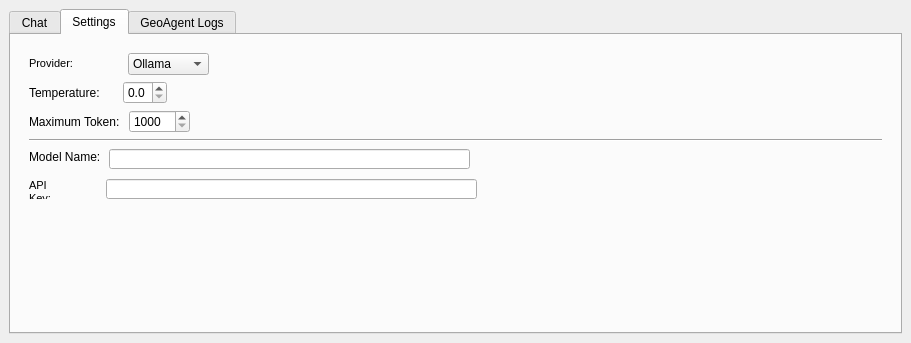
iamtekson/GeoAgent, file dialogs/geo_agent_dialog_base.ui: the form before one commit.
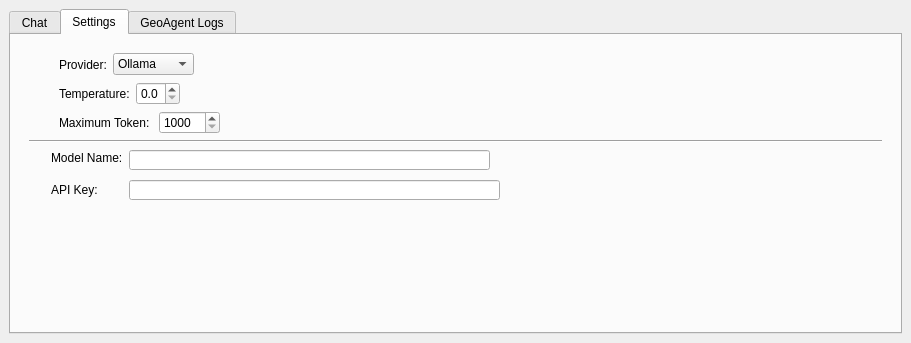
The form after the commit. The open tabs and pages were chosen to show the change. Custom widgets are drawn as their Qt base class.

Commit message: add info icons with tooltips and improve UI; close #16

Diff of the .ui file:
```diff
--- a/dialogs/geo_agent_dialog_base.ui
+++ b/dialogs/geo_agent_dialog_base.ui
@@ -194,41 +194,37 @@
           <layout class="QVBoxLayout" name="verticalLayout_2">
            <item>
             <layout class="QHBoxLayout" name="horizontalLayout_6">
+             <item>
+              <widget class="QToolButton" name="info_provider">
+               <property name="toolTip">
+                <string>Choose a LLM backend to run your workflow.</string>
+               </property>
+               <property name="text">
+                <string/>
+               </property>
+               <property name="autoRaise">
+                <bool>true</bool>
+               </property>
+              </widget>
+             </item>
              <item>
               <widget class="QLabel" name="label_7">
                <property name="toolTip">
                 <string>The model which will generate the completion.</string>
                </property>
                <property name="text">
-                <string>&lt;!DOCTYPE HTML PUBLIC &quot;-//W3C//DTD HTML 4.0//EN&quot; &quot;http://www.w3.org/TR/REC-html40/strict.dtd&quot;&gt;
-&lt;html&gt;&lt;head&gt;&lt;meta name=&quot;qrichtext&quot; content=&quot;1&quot; /&gt;&lt;style type=&quot;text/css&quot;&gt;
-p, li { white-space: pre-wrap; }
-&lt;/style&gt;&lt;/head&gt;&lt;body style=&quot; font-family:'MS Shell Dlg 2'; font-size:8pt; font-weight:400; font-style:normal;&quot;&gt;
-&lt;p style=&quot; margin-top:0px; margin-bottom:0px; margin-left:0px; margin-right:0px; -qt-block-indent:0; text-indent:0px;&quot;&gt;Provider: &lt;/p&gt;&lt;/body&gt;&lt;/html&gt;</string>
+                <string>Provider:</string>
                </property>
                <property name="openExternalLinks">
                 <bool>true</bool>
                </property>
               </widget>
              </item>
-             <item>
-              <spacer name="horizontalSpacer_6">
-               <property name="orientation">
-                <enum>Qt::Horizontal</enum>
-               </property>
-               <property name="sizeType">
-                <enum>QSizePolicy::Minimum</enum>
-               </property>
-               <property name="sizeHint" stdset="0">
-                <size>
-                 <width>46</width>
-                 <height>20</height>
-                </size>
-               </property>
-              </spacer>
-             </item>
              <item>
               <widget class="QComboBox" name="model">
+               <property name="enabled">
+                <bool>true</bool>
+               </property>
                <property name="sizePolicy">
                 <sizepolicy hsizetype="Preferred" vsizetype="Fixed">
                  <horstretch>0</horstretch>
@@ -275,13 +271,26 @@
            </item>
            <item>
             <layout class="QHBoxLayout" name="horizontalLayout_4">
+             <item>
+              <widget class="QToolButton" name="info_temperature">
+               <property name="toolTip">
+                <string>Choose an appropriate temperature. Lower value produces more deterministic responses and higher value enables greater creativity and variability.</string>
+               </property>
+               <property name="text">
+                <string/>
+               </property>
+               <property name="autoRaise">
+                <bool>true</bool>
+               </property>
+              </widget>
+             </item>
              <item>
               <widget class="QLabel" name="label_5">
                <property name="toolTip">
                 <string>Controls randomness: Lowering results in less random completions. As the temperature approaches zero, the model will become deterministic and repetitive.</string>
                </property>
                <property name="text">
-                <string>Temperature:     </string>
+               <string>Temperature:</string>
                </property>
               </widget>
              </item>
@@ -315,6 +324,19 @@
            </item>
            <item>
             <layout class="QHBoxLayout" name="horizontalLayout_3">
+             <item>
+              <widget class="QToolButton" name="info_maximum_token">
+               <property name="toolTip">
+                <string>Choose the value for maximum token. The maximum token parameter defines the upper limit on the number of tokens (words, punctuation, or special characters) that can be generated in a single response.</string>
+               </property>
+               <property name="text">
+                <string/>
+               </property>
+               <property name="autoRaise">
+                <bool>true</bool>
+               </property>
+              </widget>
+             </item>
              <item>
               <widget class="QLabel" name="label_6">
                <property name="toolTip">
@@ -359,56 +381,29 @@
               <number>0</number>
              </property>
              <widget class="QWidget" name="page">
-              <widget class="QgsPasswordLineEdit" name="custom_apikey">
-               <property name="geometry">
-                <rect>
-                 <x>77</x>
-                 <y>40</y>
-                 <width>371</width>
-                 <height>20</height>
-                </rect>
-               </property>
-              </widget>
-              <widget class="QLabel" name="label_2">
+              <widget class="QToolButton" name="info_model_name">
                <property name="geometry">
                 <rect>
                  <x>0</x>
-                 <y>40</y>
-                 <width>42</width>
-                 <height>20</height>
+                 <y>10</y>
+                 <width>18</width>
+                 <height>18</height>
                 </rect>
                </property>
                <property name="toolTip">
                 <string>If you want, you can use your API key.</string>
                </property>
                <property name="text">
-                <string>&lt;!DOCTYPE HTML PUBLIC &quot;-//W3C//DTD HTML 4.0//EN&quot; &quot;http://www.w3.org/TR/REC-html40/strict.dtd&quot;&gt;
-&lt;html&gt;&lt;head&gt;&lt;meta name=&quot;qrichtext&quot; content=&quot;1&quot; /&gt;&lt;style type=&quot;text/css&quot;&gt;
-p, li { white-space: pre-wrap; }
-&lt;/style&gt;&lt;/head&gt;&lt;body style=&quot; font-family:'MS Shell Dlg 2'; font-size:8pt; font-weight:400; font-style:normal;&quot;&gt;
-&lt;p style=&quot; margin-top:0px; margin-bottom:0px; margin-left:0px; margin-right:0px; -qt-block-indent:0; text-indent:0px;&quot;&gt;API Key:&lt;/p&gt;&lt;/body&gt;&lt;/html&gt;</string>
+                <string/>
                </property>
-               <property name="wordWrap">
+               <property name="autoRaise">
                 <bool>true</bool>
-               </property>
-               <property name="openExternalLinks">
-                <bool>false</bool>
-               </property>
-              </widget>
-              <widget class="QLineEdit" name="model_name">
-               <property name="geometry">
-                <rect>
-                 <x>80</x>
-                 <y>10</y>
-                 <width>361</width>
-                 <height>20</height>
-                </rect>
                </property>
               </widget>
               <widget class="QLabel" name="label_8">
                <property name="geometry">
                 <rect>
-                 <x>0</x>
+                 <x>22</x>
                  <y>10</y>
                  <width>71</width>
                  <height>16</height>
@@ -418,6 +413,64 @@
                 <string>Model Name:</string>
                </property>
               </widget>
+              <widget class="QLineEdit" name="model_name">
+               <property name="geometry">
+                <rect>
+                 <x>100</x>
+                 <y>10</y>
+                 <width>361</width>
+                 <height>20</height>
+                </rect>
+               </property>
+              </widget>
+              <widget class="QToolButton" name="info_api_key">
+               <property name="geometry">
+                <rect>
+                 <x>0</x>
+                 <y>40</y>
+                 <width>18</width>
+                 <height>18</height>
+                </rect>
+               </property>
+               <property name="toolTip">
+                <string>Provide your own API key for the selected provider.</string>
+               </property>
+               <property name="text">
+                <string/>
+               </property>
+               <property name="autoRaise">
+                <bool>true</bool>
+               </property>
+              </widget>
+              <widget class="QLabel" name="label_2">
+               <property name="geometry">
+                <rect>
+                 <x>22</x>
+                 <y>40</y>
+                 <width>55</width>
+                 <height>20</height>
+                </rect>
+               </property>
+               <property name="text">
+                <string>API Key:</string>
+               </property>
+               <property name="wordWrap">
+                <bool>true</bool>
+               </property>
+               <property name="openExternalLinks">
+                <bool>false</bool>
+               </property>
+              </widget>
+              <widget class="QgsPasswordLineEdit" name="custom_apikey">
+               <property name="geometry">
+                <rect>
+                 <x>100</x>
+                 <y>40</y>
+                 <width>371</width>
+                 <height>20</height>
+                </rect>
+               </property>
+              </widget>
               <widget class="Line" name="line_3">
                <property name="geometry">
                 <rect>
```
Left out of the diff: 105 changed lines with no effect on the pictures. The commit also changes 1 other file.
